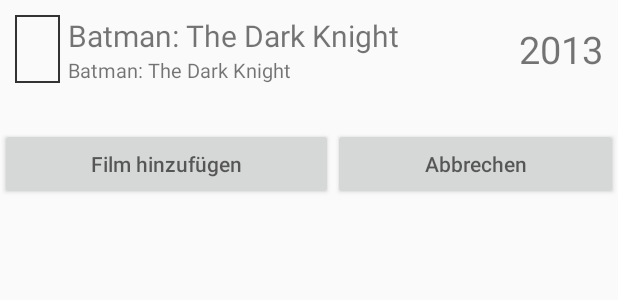
After one commit to MovieMonkey/MovieMonkey.Droid, an Android app: the layout dialog_add_movie.xml on its own in the app's theme, with its tools: preview values and no code run, on a phone screen of 412 x 824 dp. The commit adds this screen. Shown: the top 300 px of the screen. Run offline under Robolectric (Android 15) with nearby library versions, the phone set to English and light mode, and no system bars.

Commit message:
add a basic dialog

```diff
--- /dev/null
+++ b/app/src/main/res/layout/dialog_add_movie.xml
@@ -0,0 +1,86 @@
+<?xml version="1.0" encoding="utf-8"?>
+<LinearLayout xmlns:android="http://schemas.android.com/apk/res/android"
+    android:layout_width="match_parent"
+    android:layout_height="wrap_content"
+    android:orientation="vertical">
+
+    <RelativeLayout
+        android:layout_width="match_parent"
+        android:layout_height="wrap_content"
+        android:orientation="horizontal"
+        android:layout_margin="10dp">
+
+        <ImageView
+            android:id="@+id/search_list_view_row_image"
+            android:layout_width="30dp"
+            android:layout_height="45dp"
+            android:background="@drawable/border"/>
+
+        <LinearLayout
+            android:layout_width="fill_parent"
+            android:layout_height="wrap_content"
+            android:orientation="vertical"
+            android:id="@+id/linearLayout"
+            android:layout_toStartOf="@+id/search_list_row_year"
+            android:layout_toEndOf="@+id/search_list_view_row_image">
+
+            <TextView
+                android:id="@+id/search_list_row_title"
+                android:layout_width="match_parent"
+                android:layout_height="wrap_content"
+                android:layout_marginLeft="5dp"
+                android:textSize="20sp"
+                android:ellipsize="end"
+                android:maxLines="1"
+                android:text="Batman: The Dark Knight"/>
+
+            <TextView
+                android:id="@+id/search_list_row_genre"
+                android:layout_width="match_parent"
+                android:layout_height="wrap_content"
+                android:layout_marginLeft="5dp"
+                android:textSize="13sp"
+                android:ellipsize="end"
+                android:maxLines="1"
+                android:text="Batman: The Dark Knight"
+                android:layout_below="@+id/search_list_row_title"/>
+        </LinearLayout>
+
+        <TextView
+            android:id="@+id/search_list_row_year"
+            android:layout_width="wrap_content"
+            android:layout_height="45dp"
+            android:layout_marginLeft="5dp"
+            android:textSize="25sp"
+            android:gravity="center_vertical|end"
+            android:ellipsize="end"
+            android:maxLines="1"
+            android:text="2013"
+            android:layout_alignParentTop="true"
+            android:layout_alignParentEnd="true" />
+    </RelativeLayout>
+    <TextView
+        android:id="@+id/text_view_movie_description"
+        android:layout_width="match_parent"
+        android:layout_height="wrap_content" />
+
+    <LinearLayout
+        android:layout_width="match_parent"
+        android:layout_height="match_parent"
+        android:orientation="horizontal"
+        android:baselineAligned="false">
+        <Button
+            android:id="@+id/button_add_movie"
+            android:hint="Film hinzufügen"
+            android:layout_width="wrap_content"
+            android:layout_height="wrap_content"
+            android:layout_weight="1"/>
+        <Button
+            android:id="@+id/button_cancel"
+            android:hint="Abbrechen"
+            android:layout_width="wrap_content"
+            android:layout_height="wrap_content"
+            android:layout_weight="1"/>
+    </LinearLayout>
+
+</LinearLayout>
--- a/app/src/main/res/layout/fragment_search_bottom.xml
+++ b/app/src/main/res/layout/fragment_search_bottom.xml
@@ -5,6 +5,5 @@
     <ListView
         android:id="@+id/search_ListView"
         android:layout_width="match_parent"
-        android:layout_height="wrap_content">
-    </ListView>
+        android:layout_height="wrap_content"/>
 </LinearLayout>
```
Also changed, not shown: app/src/main/java/gruppenprojekt/mobpro/hslu/moviemanager/AddMovieDialog.java (added, +59 -0 lines), app/src/main/java/gruppenprojekt/mobpro/hslu/moviemanager/Fragments/SearchActivityBottomFragment.java (+13 -12 lines).
